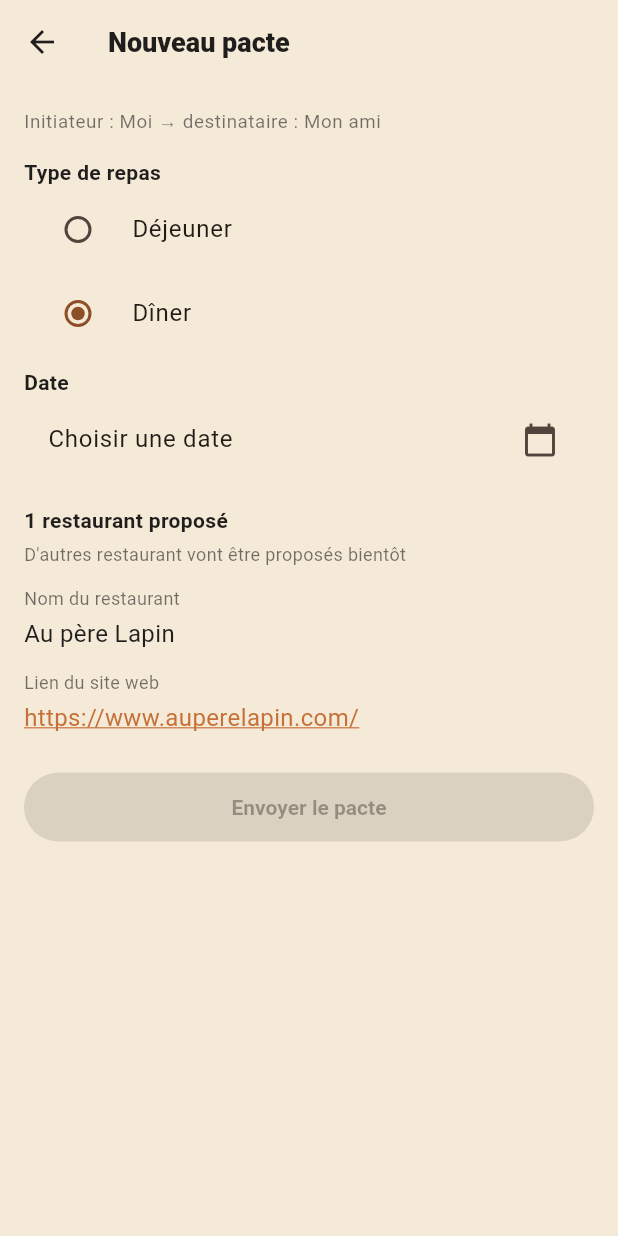
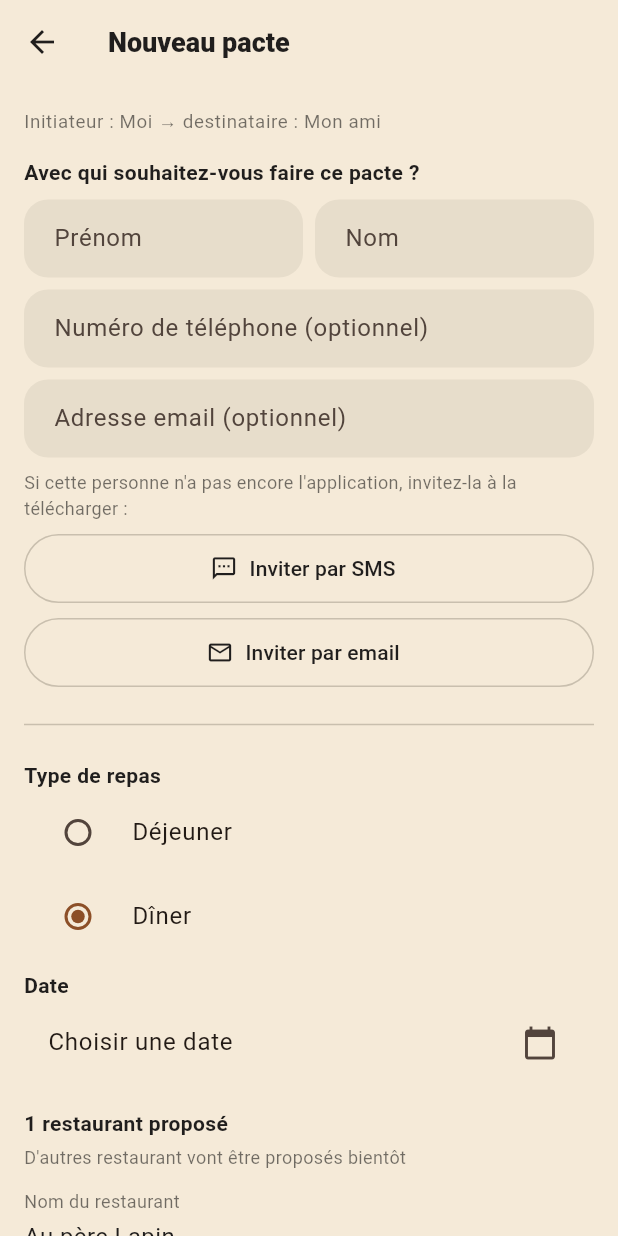
Before and after one commit to kevinarner/le_pacte, a Flutter app: the screen it shows after launch, after a tap on "Se connecter", after a tap on "Nouveau pacte", on a phone screen of 412 x 824 dp. Run offline on Flutter 3.47's test engine with Material 3 defaults, Android fonts, the phone set to English and light mode, and no system bars; our stand-ins replace image_picker; Roboto replaces fonts that are missing (Georgia).

Commit message:
Add recipient identity capture and SMS/email invite on Nouveau pacte
Add a section above "Type de repas" to enter the pact recipient's
first name, last name, phone and email. First/last name are now
required to submit the pact, and their name is used as the
destinataire's display name.

Add "Inviter par SMS" / "Inviter par email" buttons that open the
device's SMS/mail app with a prefilled invite message pointing to the
app's web link, for recipients who don't have the app yet.

Co-Authored-By: Claude Sonnet 5 <noreply@anthropic.com>
Claude-Session: https://claude.ai/code/session_016L6SUTJygDZPTq4He5HGk8

```diff
--- a/lib/screens/creer_pacte/creer_pacte_screen.dart
+++ b/lib/screens/creer_pacte/creer_pacte_screen.dart
@@ -10,6 +10,7 @@ import '../../theme/app_theme.dart';
 
 const _nomRestaurant = 'Au père Lapin';
 const _lienRestaurant = 'https://www.auperelapin.com/';
+const _lienTelechargementApp = 'https://kevinarner.github.io/le_pacte/';
 
 const _joursSemaine = [
   'lundi',
@@ -59,6 +60,10 @@ class CreerPacteScreen extends StatefulWidget {
 class _CreerPacteScreenState extends State<CreerPacteScreen> {
   TypeRepas type = TypeRepas.diner;
   DateTime? dateChoisie;
+  final prenomDestinataireController = TextEditingController();
+  final nomDestinataireController = TextEditingController();
+  final telephoneDestinataireController = TextEditingController();
+  final emailDestinataireController = TextEditingController();
 
   @override
   Widget build(BuildContext context) {
@@ -72,6 +77,63 @@ class _CreerPacteScreenState extends State<CreerPacteScreen> {
         children: [
           Text('Initiateur : $nomMoi → destinataire : $nomAutre',
               style: Theme.of(context).textTheme.bodySmall),
+          const SizedBox(height: 16),
+          const Text('Avec qui souhaitez-vous faire ce pacte ?',
+              style: TextStyle(fontWeight: FontWeight.bold)),
+          const SizedBox(height: 8),
+          Row(
+            children: [
+              Expanded(
+                child: TextField(
+                  controller: prenomDestinataireController,
+                  decoration: const InputDecoration(labelText: 'Prénom'),
+                ),
+              ),
+              const SizedBox(width: 8),
+              Expanded(
+                child: TextField(
+                  controller: nomDestinataireController,
+                  decoration: const InputDecoration(labelText: 'Nom'),
+                ),
+              ),
+            ],
+          ),
+          const SizedBox(height: 8),
+          TextField(
+            controller: telephoneDestinataireController,
+            keyboardType: TextInputType.phone,
+            decoration: const InputDecoration(labelText: 'Numéro de téléphone (optionnel)'),
+          ),
+          const SizedBox(height: 8),
+          TextField(
+            controller: emailDestinataireController,
+            keyboardType: TextInputType.emailAddress,
+            decoration: const InputDecoration(labelText: 'Adresse email (optionnel)'),
+          ),
+          const SizedBox(height: 8),
+          const Text(
+            "Si cette personne n'a pas encore l'application, invitez-la à la télécharger :",
+            style: TextStyle(fontSize: 12, color: Colors.black54),
+          ),
+          const SizedBox(height: 8),
+          Wrap(
+            spacing: 8,
+            runSpacing: 8,
+            children: [
+              OutlinedButton.icon(
+                onPressed: _inviterParSms,
+                icon: const Icon(Icons.sms_outlined, size: 18),
+                label: const Text('Inviter par SMS'),
+              ),
+              OutlinedButton.icon(
+                onPressed: _inviterParEmail,
+                icon: const Icon(Icons.email_outlined, size: 18),
+                label: const Text('Inviter par email'),
+              ),
+            ],
+          ),
+          const SizedBox(height: 16),
+          const Divider(),
           const SizedBox(height: 16),
           const Text('Type de repas', style: TextStyle(fontWeight: FontWeight.bold)),
           RadioListTile<TypeRepas>(
@@ -140,10 +202,52 @@ class _CreerPacteScreenState extends State<CreerPacteScreen> {
     );
   }
 
-  bool _peutValider() => dateChoisie != null;
+  bool _peutValider() =>
+      dateChoisie != null &&
+      prenomDestinataireController.text.trim().isNotEmpty &&
+      nomDestinataireController.text.trim().isNotEmpty;
 
   Future<void> _ouvrirLienRestaurant() async {
     await launchUrl(Uri.parse(_lienRestaurant), webOnlyWindowName: '_blank');
+  }
+
+  String get _nomCompletDestinataire {
+    final prenom = prenomDestinataireController.text.trim();
+    final nom = nomDestinataireController.text.trim();
+    return [prenom, nom].where((s) => s.isNotEmpty).join(' ');
+  }
+
+  String _messageInvitation() {
+    final prenom = prenomDestinataireController.text.trim();
+    final salutation = prenom.isNotEmpty ? 'Salut $prenom' : 'Salut';
+    return "$salutation, je t'invite à faire un pacte avec moi sur Le Pacte ! "
+        'Télécharge l\'application ici : $_lienTelechargementApp';
+  }
+
+  Future<void> _inviterParSms() async {
+    final numero = telephoneDestinataireController.text.trim();
+    if (numero.isEmpty) {
+      ScaffoldMessenger.of(context).showSnackBar(
+        const SnackBar(content: Text('Renseigne le numéro de téléphone pour inviter par SMS.')),
+      );
+      return;
+    }
+    await launchUrl(Uri(scheme: 'sms', path: numero, queryParameters: {'body': _messageInvitation()}));
+  }
+
+  Future<void> _inviterParEmail() async {
+    final email = emailDestinataireController.text.trim();
+    if (email.isEmpty) {
+      ScaffoldMessenger.of(context).showSnackBar(
+        const SnackBar(content: Text('Renseigne l\'adresse email pour inviter par email.')),
+      );
+      return;
+    }
+    await launchUrl(Uri(
+      scheme: 'mailto',
+      path: email,
+      queryParameters: {'subject': 'Invitation à un pacte', 'body': _messageInvitation()},
+    ));
   }
 
   void _creerPacte() {
@@ -167,7 +271,7 @@ class _CreerPacteScreenState extends State<CreerPacteScreen> {
         listeRemplacants: utilisateurMoi.remplacants,
       ),
       destinataire: CotePacte(
-        nomTitulaire: utilisateurAutre.nom,
+        nomTitulaire: _nomCompletDestinataire,
         listeRemplacants: utilisateurAutre.remplacants,
       ),
     );
```
